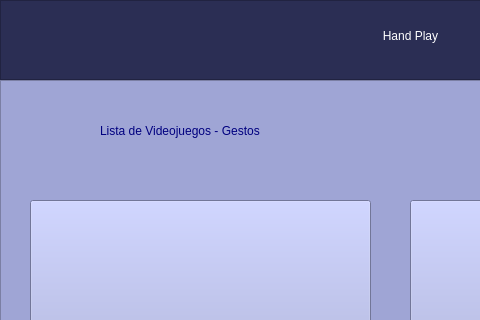
First picture: the form in GUI/Gestos.ui, repository Rainherz/Hand-Play, before the edit; both pictures show x 0 to 480 and y 0 to 320 of the 802 by 552 pixel window.
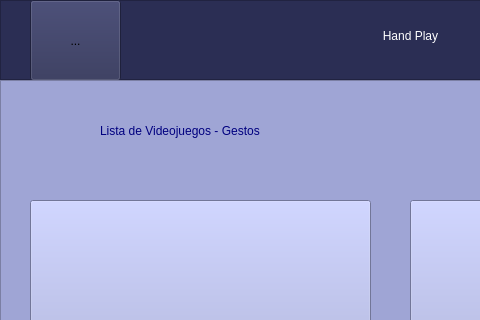
Second picture: the form after the edit. Icons and pictures are not drawn.

What changed in the file:
```diff
--- a/GUI/Gestos.ui
+++ b/GUI/Gestos.ui
@@ -76,6 +76,41 @@
       </size>
      </property>
     </widget>
+    <widget class="QToolButton" name="toolButton">
+     <property name="enabled">
+      <bool>true</bool>
+     </property>
+     <property name="geometry">
+      <rect>
+       <x>30</x>
+       <y>0</y>
+       <width>91</width>
+       <height>81</height>
+      </rect>
+     </property>
+     <property name="font">
+      <font>
+       <stylestrategy>PreferDefault</stylestrategy>
+       <kerning>true</kerning>
+      </font>
+     </property>
+     <property name="layoutDirection">
+      <enum>Qt::LeftToRight</enum>
+     </property>
+     <property name="text">
+      <string>...</string>
+     </property>
+     <property name="icon">
+      <iconset>
+       <normaloff>../img/logo.png</normaloff>../img/logo.png</iconset>
+     </property>
+     <property name="iconSize">
+      <size>
+       <width>160</width>
+       <height>160</height>
+      </size>
+     </property>
+    </widget>
    </widget>
    <widget class="QFrame" name="Videojuegos">
     <property name="geometry">
```
